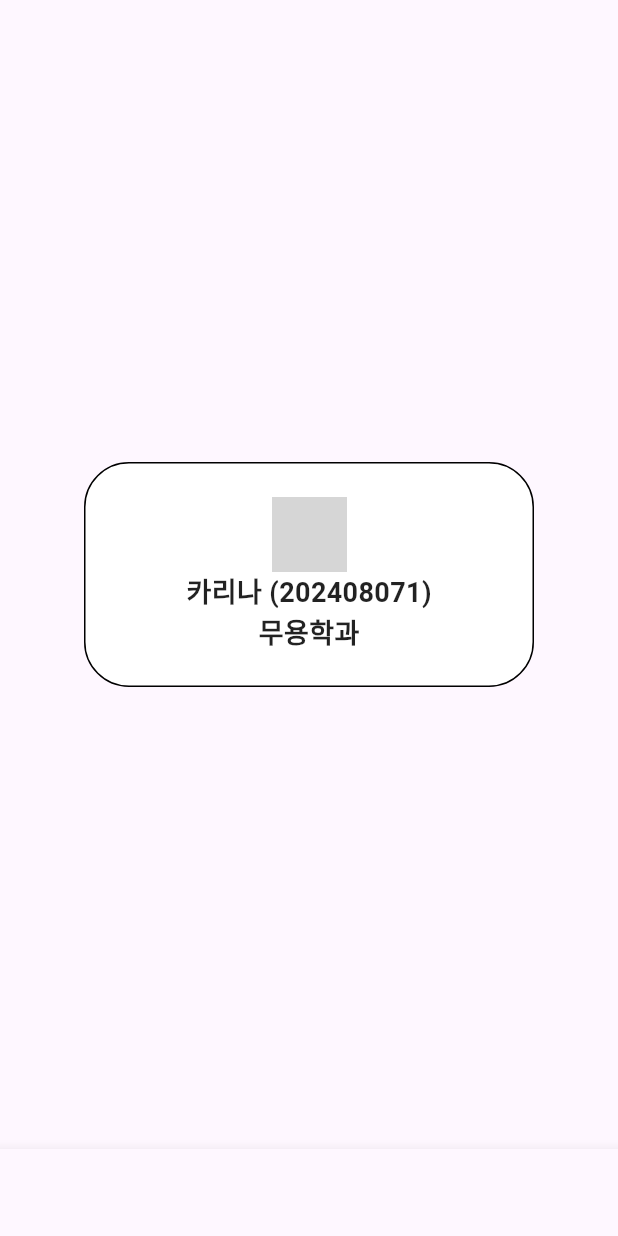
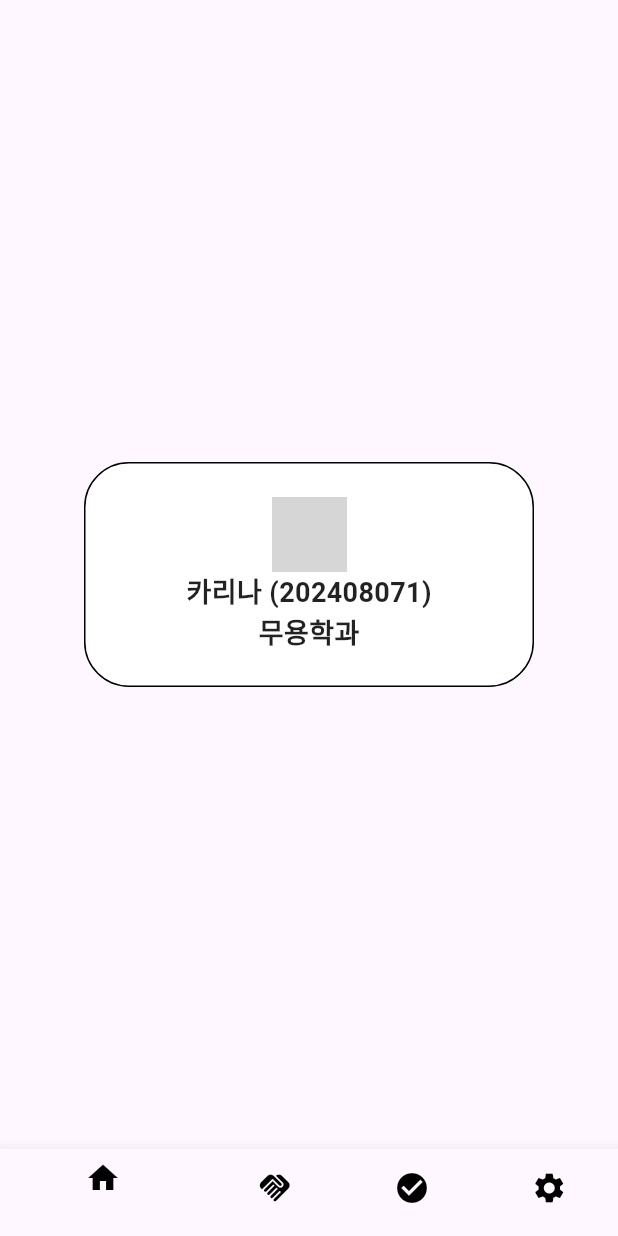
Before and after one commit to SangWook16074/checkcheck-application, a Flutter app: the screen it shows after launch, on a phone screen of 412 x 824 dp. Run offline on Flutter 3.47's test engine with Material 3 defaults, Android fonts, the phone set to English and light mode, and no system bars; network calls fail; grey boxes are pictures that could not be loaded.

Commit message:
홈 페이지 바텀네비게이터 작업 중

```diff
--- a/lib/src/pages/home_page.dart
+++ b/lib/src/pages/home_page.dart
@@ -25,12 +25,32 @@ class _HomePageState extends State<HomePage> {
         ],
       ),
       bottomNavigationBar: BottomNavigationBar(
-        items: [
-          BottomNavigationBarItem(icon: Icon(Icons.home), label: "홈"),
-          BottomNavigationBarItem(icon: Icon(Icons.handshake), label: "수강신청"),
+        currentIndex: _pageIndex,
+        items: const [
           BottomNavigationBarItem(
-              icon: Icon(Icons.check_circle), label: "출결현황"),
-          BottomNavigationBarItem(icon: Icon(Icons.settings), label: "마이페이지"),
+              icon: Icon(
+                Icons.home,
+                color: Colors.black,
+              ),
+              label: "홈"),
+          BottomNavigationBarItem(
+              icon: Icon(
+                Icons.handshake,
+                color: Colors.black,
+              ),
+              label: "수강신청"),
+          BottomNavigationBarItem(
+              icon: Icon(
+                Icons.check_circle,
+                color: Colors.black,
+              ),
+              label: "출결현황"),
+          BottomNavigationBarItem(
+              icon: Icon(
+                Icons.settings,
+                color: Colors.black,
+              ),
+              label: "마이페이지"),
         ],
       ),
     );
```
